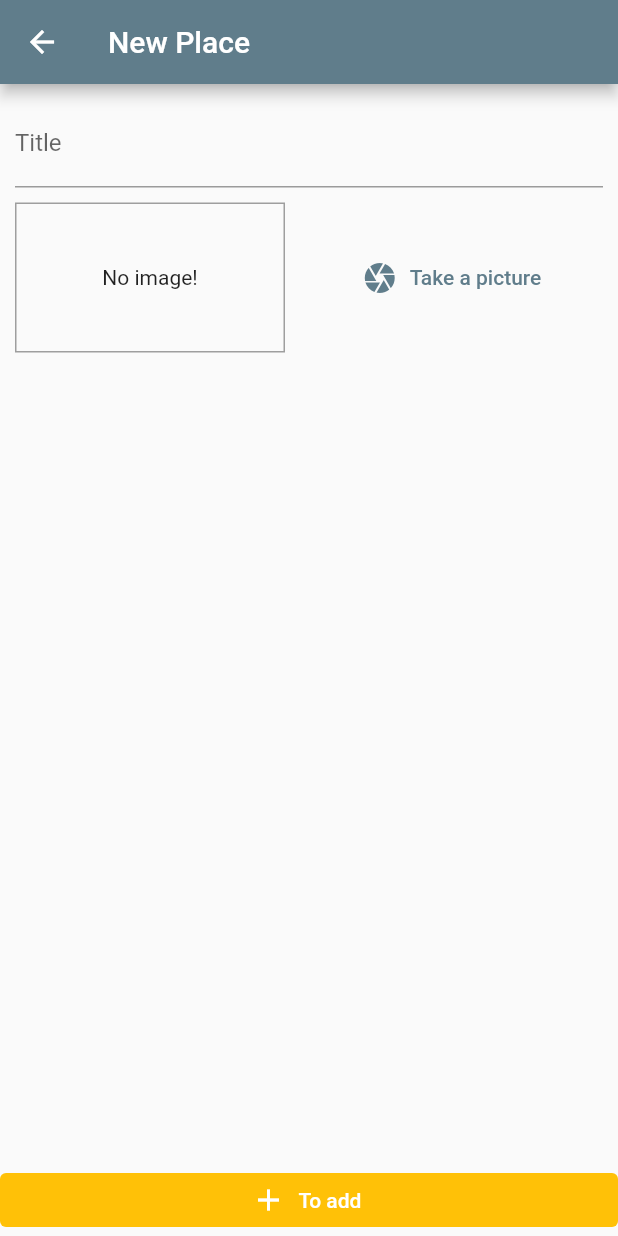
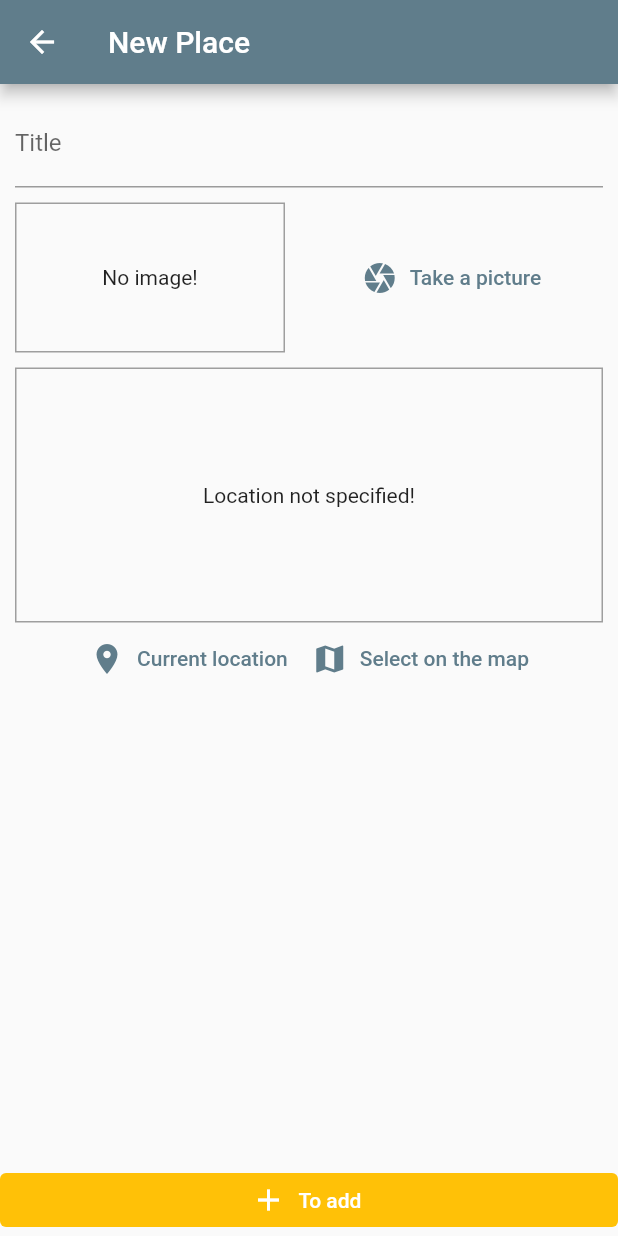
Before and after one commit to Rafa-Oli/great_places, a Flutter app: the PlaceFormScreen screen opened by its route, on a phone screen of 412 x 824 dp. Run offline on Flutter 3.47's test engine with Material 2 defaults, Android fonts, the phone set to English and light mode, and no system bars; our stand-ins replace image_picker, sqflite; accounts and stored records are empty.

Commit message:
working with localization

```diff
--- a/lib/screens/place_form_screen.dart
+++ b/lib/screens/place_form_screen.dart
@@ -3,6 +3,7 @@ import 'dart:io';
 import 'package:flutter/material.dart';
 import 'package:great_places/providers/greate_place.dart';
 import 'package:great_places/widgets/image_input.dart';
+import 'package:great_places/widgets/location_input.dart';
 import 'package:provider/provider.dart';
 
 class PlaceFormScreen extends StatefulWidget {
@@ -56,6 +57,10 @@ class _PlaceFormScreenState extends State<PlaceFormScreen> {
                         height: 10,
                       ),
                       ImageInput(this._selectImage),
+                      SizedBox(
+                        height: 10,
+                      ),
+                      LocationInput(),
                     ],
                   ),
                 ),
--- /dev/null
+++ b/lib/widgets/location_input.dart
@@ -0,0 +1,57 @@
+import 'package:flutter/material.dart';
+
+class LocationInput extends StatefulWidget {
+  @override
+  _LocationInputState createState() => _LocationInputState();
+}
+
+class _LocationInputState extends State<LocationInput> {
+  String _previewImageURL;
+
+  @override
+  Widget build(BuildContext context) {
+    return Column(
+      children: [
+        Container(
+          height: 170,
+          width: double.infinity,
+          alignment: Alignment.center,
+          decoration: BoxDecoration(
+            border: Border.all(
+              width: 1,
+              color: Colors.grey,
+            ),
+          ),
+          child: _previewImageURL == null
+              ? Text('Location not specified!')
+              : Image.network(
+                  _previewImageURL,
+                  fit: BoxFit.cover,
+                  width: double.infinity,
+                ),
+        ),
+        Row(
+          mainAxisAlignment: MainAxisAlignment.center,
+          children: [
+            TextButton.icon(
+              onPressed: null,
+              style: ButtonStyle(
+                  foregroundColor: MaterialStateProperty.all(
+                      Theme.of(context).primaryColor)),
+              icon: Icon(Icons.location_on),
+              label: Text('Current location'),
+            ),
+            TextButton.icon(
+              onPressed: null,
+              style: ButtonStyle(
+                  foregroundColor: MaterialStateProperty.all(
+                      Theme.of(context).primaryColor)),
+              icon: Icon(Icons.map),
+              label: Text('Select on the map'),
+            )
+          ],
+        )
+      ],
+    );
+  }
+}
--- a/pubspec.yaml
+++ b/pubspec.yaml
@@ -28,6 +28,7 @@ dependencies:
   path_provider: ^2.0.1
   path: ^1.8.0
   sqflite: ^2.0.0+3
+  location: ^4.1.1
 
 
   # The following adds the Cupertino Icons font to your application.
```
Also changed, not shown: pubspec.lock, 20 other files.
